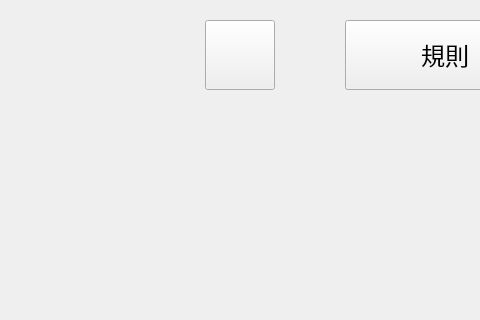
First picture: the form in src/ui/introwidget.ui, repository hwc20896/EMProj_CMake, before the edit; both pictures show x 375 to 855 and y 0 to 320 of the 1000 by 700 pixel window.
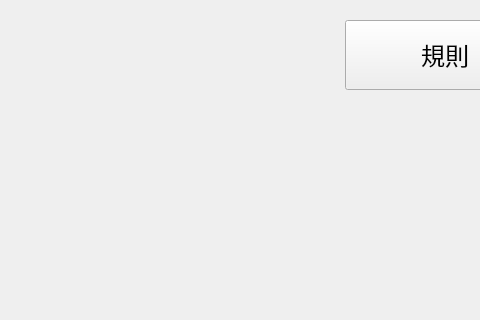
Second picture: the form after the edit.

Commit message: Removed the mute switch button

Diff of the .ui file:
```diff
--- a/src/ui/introwidget.ui
+++ b/src/ui/introwidget.ui
@@ -13,25 +13,6 @@
   <property name="windowTitle">
    <string>IntroWidget</string>
   </property>
-  <widget class="QPushButton" name="muteSwitch">
-   <property name="geometry">
-    <rect>
-     <x>580</x>
-     <y>20</y>
-     <width>70</width>
-     <height>70</height>
-    </rect>
-   </property>
-   <property name="text">
-    <string/>
-   </property>
-   <property name="iconSize">
-    <size>
-     <width>50</width>
-     <height>50</height>
-    </size>
-   </property>
-  </widget>
   <widget class="QPushButton" name="startButton">
    <property name="geometry">
     <rect>
```
The commit also changes 1 other file.
